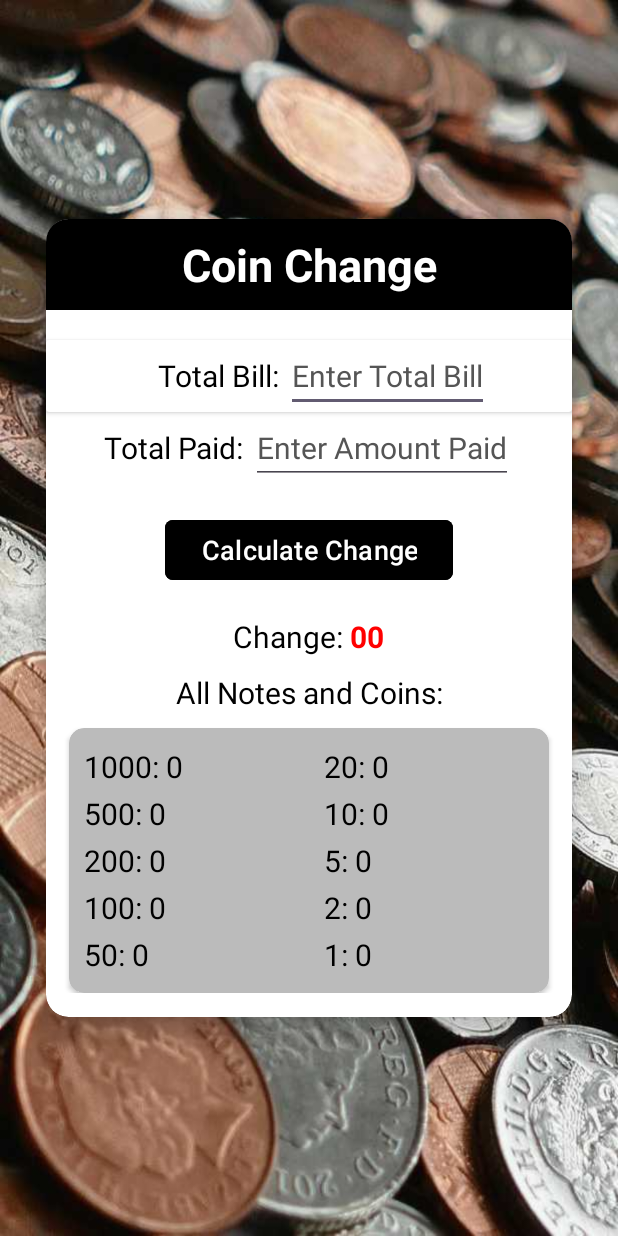
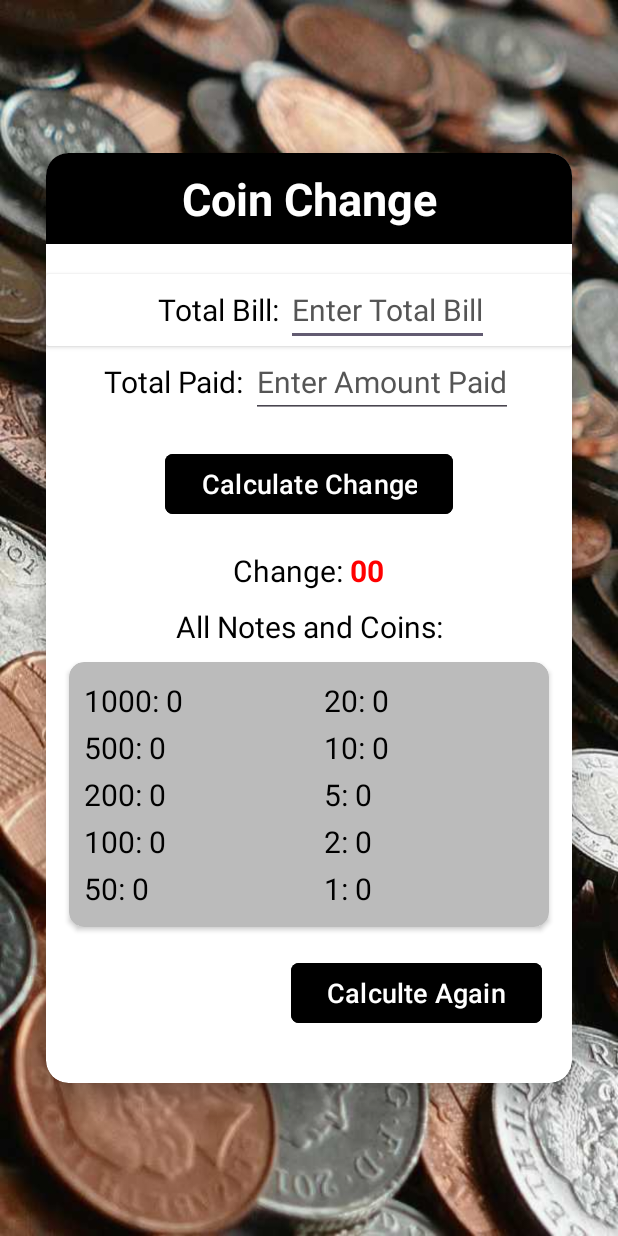
Before and after one commit to Syeda-Mahjabin-Proma/Daily-Fusion, an Android app: the moneyChangeView screen opened directly, with no data from a screen before it, on a phone screen of 412 x 824 dp. Run offline under Robolectric (Android 15) with nearby library versions, the phone set to English and light mode, and no system bars.

Commit message:
modified the Money Change Calculator

```diff
--- a/app/src/main/AndroidManifest.xml
+++ b/app/src/main/AndroidManifest.xml
@@ -36,7 +36,7 @@
         <activity android:name=".View.gameMemoryView" />
         <activity android:name=".View.gameWordScrambleView" />
         <activity android:name=".View.gameRockPaperScissorView" />
-        <activity android:name=".calcMoney" />
+        <activity android:name=".View.moneyChangeView" />
         <activity android:name=".View.motivationView" />
         <activity android:name="toDoView" />
     </application>
--- a/app/src/main/java/com/example/gameplay/Controller/chooseWorkController.java
+++ b/app/src/main/java/com/example/gameplay/Controller/chooseWorkController.java
@@ -6,7 +6,7 @@ import android.content.Intent;
 import com.example.gameplay.View.gamePlayView;
 import com.example.gameplay.View.healthCheckView;
 import com.example.gameplay.View.motivationView;
-import com.example.gameplay.calcMoney;
+import com.example.gameplay.View.moneyChangeView;
 import com.example.gameplay.toDoView;
 
 public class chooseWorkController {
@@ -33,6 +33,6 @@ public class chooseWorkController {
     }
 
     public void handleMoneyCalculate() {
-        context.startActivity(new Intent(context, calcMoney.class));
+        context.startActivity(new Intent(context, moneyChangeView.class));
     }
 }
--- /dev/null
+++ b/app/src/main/java/com/example/gameplay/Controller/moneyChangeController.java
@@ -0,0 +1,4 @@
+package com.example.gameplay.Controller;
+
+public class moneyChangeController {
+}
--- /dev/null
+++ b/app/src/main/java/com/example/gameplay/Model/moneyChangeModel.java
@@ -0,0 +1,4 @@
+package com.example.gameplay.Model;
+
+public class moneyChangeModel {
+}
--- a/app/src/main/java/com/example/gameplay/calcMoney.java
+++ b/app/src/main/java/com/example/gameplay/View/moneyChangeView.java
@@ -1,30 +1,41 @@
-package com.example.gameplay;
+package com.example.gameplay.View;
 
 import android.os.Bundle;
 import android.view.View;
 import android.widget.Button;
 import android.widget.EditText;
-import android.widget.LinearLayout;
 import android.widget.TextView;
 import android.widget.Toast;
 
 import androidx.appcompat.app.AppCompatActivity;
 
-public class calcMoney extends AppCompatActivity {
+import com.example.gameplay.R;
+
+public class moneyChangeView extends AppCompatActivity {
     private TextView change;
     private TextView taka_1000, taka_500, taka_200, taka_100,
             taka_50, taka_20, taka_10, taka_5, taka_2, taka_1;
     private EditText bill, paid;
-    private Button calc;
-    private LinearLayout allTaka;
+    private Button calc, reCalc;
 
     @Override
     protected void onCreate(Bundle savedInstanceState) {
         super.onCreate(savedInstanceState);
-        setContentView(R.layout.calc_money);
+        setContentView(R.layout.money_change);
         findViews();
         noteCalc();
+        notereCalc();
 
+    }
+
+    private void notereCalc() {
+        reCalc.setOnClickListener(new View.OnClickListener() {
+            @Override
+            public void onClick(View v) {
+                finish();
+                startActivity(getIntent());
+            }
+        });
     }
 
     private void noteCalc() {
@@ -33,7 +44,7 @@ public class calcMoney extends AppCompatActivity {
             public void onClick(View v) {
                 int moneyChange = calcChange();
                 if (moneyChange > 0) {
-                    Toast.makeText(calcMoney.this, "Calculation Done!", Toast.LENGTH_SHORT).show();
+                    Toast.makeText(moneyChangeView.this, "Done", Toast.LENGTH_SHORT).show();
                 }
 
                 int note_1000 = Math.floorDiv(moneyChange, 1000);
@@ -104,6 +115,7 @@ public class calcMoney extends AppCompatActivity {
         bill = findViewById(R.id.bill);
         paid = findViewById(R.id.paid);
         calc = findViewById(R.id.calc);
+        reCalc = findViewById(R.id.recalc);
         taka_1000 = findViewById(R.id.taka_1000);
         taka_500 = findViewById(R.id.taka_500);
         taka_200 = findViewById(R.id.taka_200);
--- a/app/src/main/res/layout/calc_money.xml
+++ b/app/src/main/res/layout/money_change.xml
@@ -262,6 +262,19 @@
                         </LinearLayout>
                     </LinearLayout>
                 </androidx.cardview.widget.CardView>
+
+                <Button
+                    android:id="@+id/recalc"
+                    android:layout_width="wrap_content"
+                    android:layout_height="wrap_content"
+                    android:layout_gravity="right"
+                    android:layout_margin="20dp"
+                    android:backgroundTint="@color/black"
+                    android:text="Calculte Again"
+                    android:textColor="@color/white"
+                    android:textSize="18sp"
+                    app:cornerRadius="5dp" />
+
             </LinearLayout>
         </androidx.cardview.widget.CardView>
     </LinearLayout>
```
